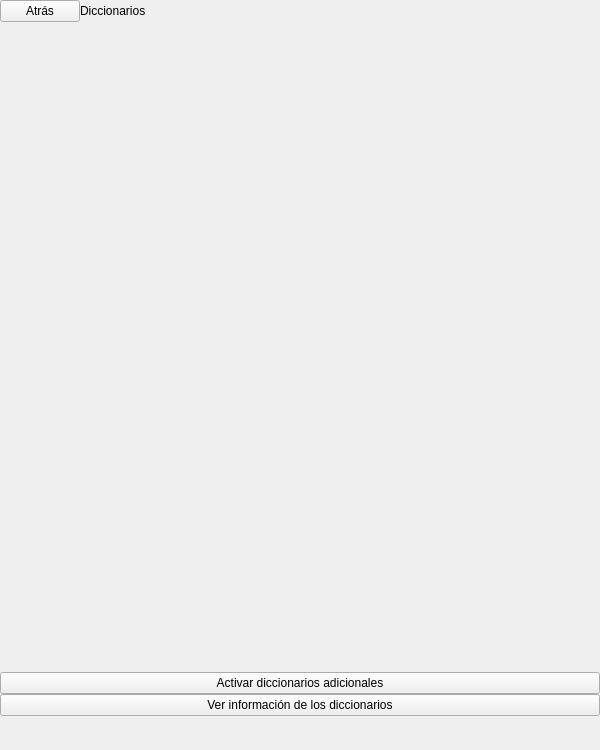
Above: bqSetting/ui/SettingsDictionariesMenu.ui from bq/cervantes before the change. Below: the same form after it.
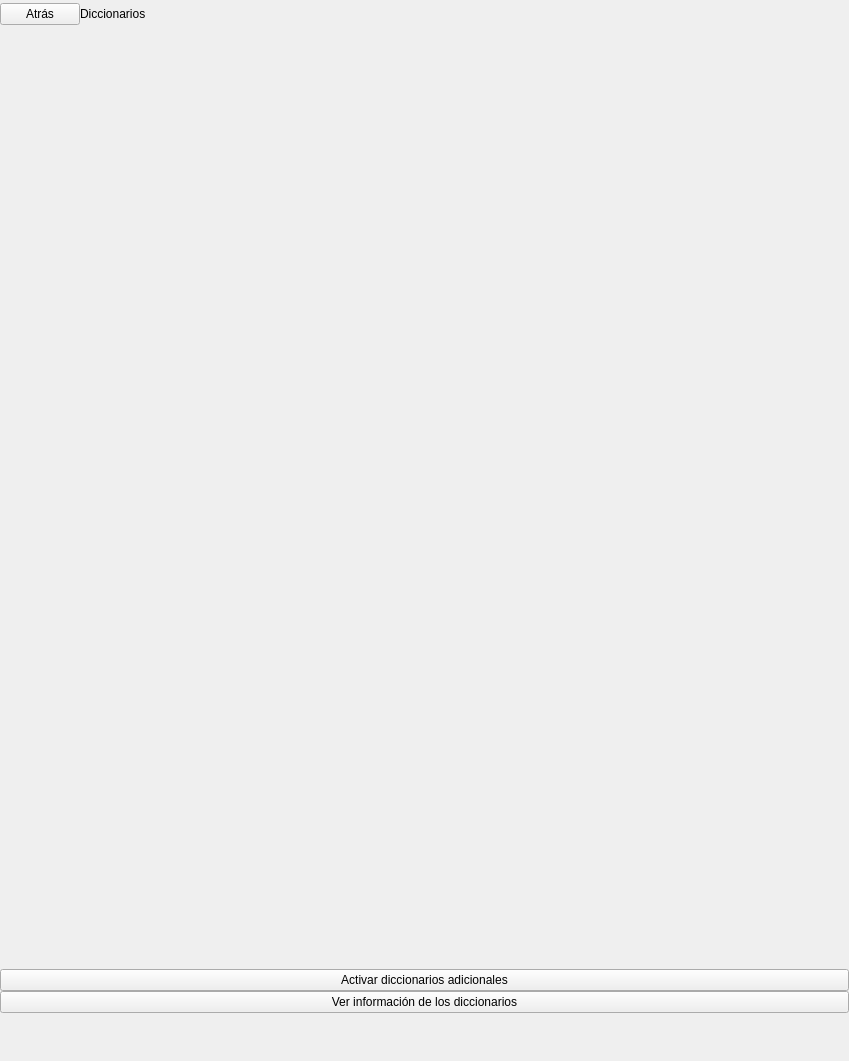
That is the form after the change. Custom widgets are drawn as their Qt base class.

Diff of the .ui file:
```diff
--- a/bqSetting/ui/SettingsDictionariesMenu.ui
+++ b/bqSetting/ui/SettingsDictionariesMenu.ui
@@ -6,8 +6,8 @@
    <rect>
     <x>0</x>
     <y>0</y>
-    <width>600</width>
-    <height>750</height>
+    <width>849</width>
+    <height>1061</height>
    </rect>
   </property>
   <property name="sizePolicy">
@@ -18,14 +18,14 @@
   </property>
   <property name="minimumSize">
    <size>
-    <width>600</width>
-    <height>750</height>
+    <width>0</width>
+    <height>0</height>
    </size>
   </property>
   <property name="maximumSize">
    <size>
-    <width>600</width>
-    <height>750</height>
+    <width>849</width>
+    <height>1061</height>
    </size>
   </property>
   <property name="windowTitle">
@@ -71,7 +71,7 @@
         <property name="maximumSize">
          <size>
           <width>16777215</width>
-          <height>10000</height>
+          <height>14142</height>
          </size>
         </property>
         <property name="text">
@@ -86,8 +86,8 @@
         </property>
         <property name="sizeHint" stdset="0">
          <size>
-          <width>40</width>
-          <height>20</height>
+          <width>57</width>
+          <height>28</height>
          </size>
         </property>
        </spacer>
@@ -153,8 +153,8 @@
      </property>
      <property name="sizeHint" stdset="0">
       <size>
-       <width>20</width>
-       <height>40</height>
+       <width>28</width>
+       <height>57</height>
       </size>
      </property>
     </spacer>
@@ -183,8 +183,8 @@
      </property>
      <property name="sizeHint" stdset="0">
       <size>
-       <width>20</width>
-       <height>34</height>
+       <width>28</width>
+       <height>48</height>
       </size>
      </property>
     </spacer>
```
Left out of the diff: 24 changed lines with no effect on the pictures.
